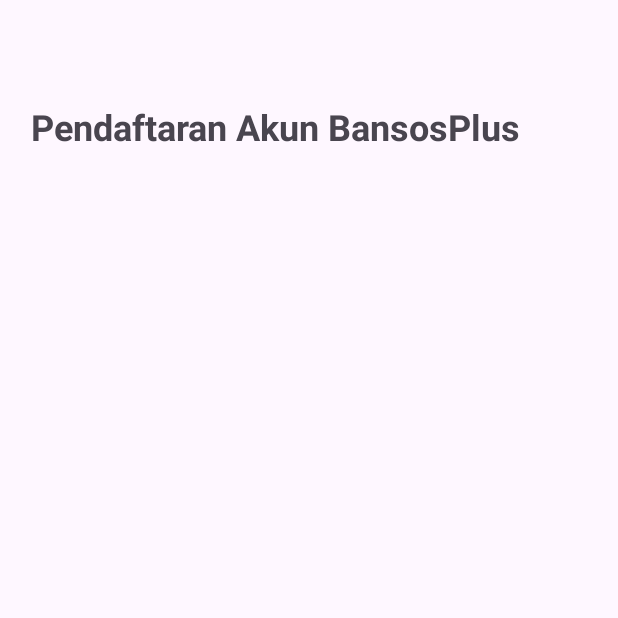
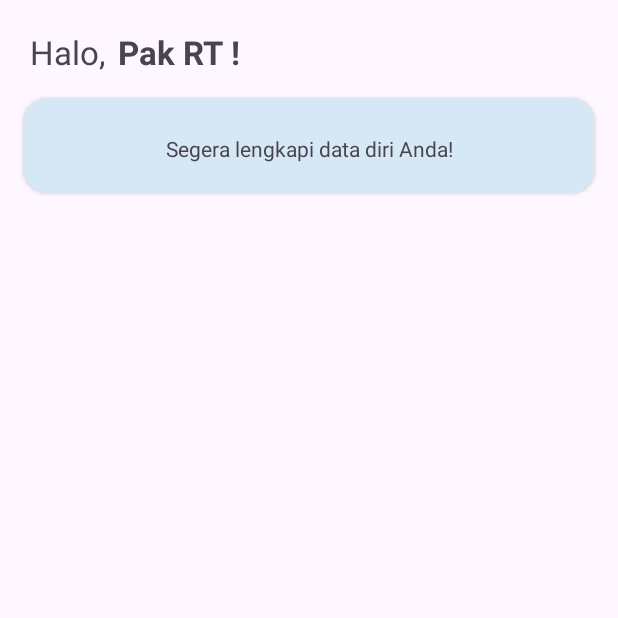
Before and after one commit to BansosPlus/bansosplus-mobile-app, an Android app: the HomeActivity screen opened directly, with no data from a screen before it, on a phone screen of 412 x 824 dp, the top half of it. Run offline under Robolectric (Android 15) with nearby library versions, the phone set to English and light mode, and no system bars.

Commit message:
home page part 1

```diff
--- a/app/build.gradle.kts
+++ b/app/build.gradle.kts
@@ -45,5 +45,8 @@ dependencies {
     androidTestImplementation("androidx.test.ext:junit:1.1.5")
     androidTestImplementation("androidx.test.espresso:espresso-core:3.5.1")
 
+//    card view no recycle
+    implementation ("androidx.cardview:cardview:1.0.0")
+
 
 }
--- a/app/src/main/res/layout/activity_home.xml
+++ b/app/src/main/res/layout/activity_home.xml
@@ -7,16 +7,60 @@
     tools:context=".ui.home.HomeActivity">
 
     <TextView
-        android:id="@+id/tv_home_welcome"
+        android:id="@+id/tv_home_greet"
         android:layout_width="wrap_content"
         android:layout_height="wrap_content"
-        android:layout_marginTop="48dp"
         android:gravity="center"
-        android:text="Pendaftaran Akun BansosPlus"
-        android:textSize="24sp"
-        android:textStyle="bold"
+        android:text="Halo,"
+        android:textSize="22sp"
+        android:textStyle="normal"
         app:layout_constraintStart_toStartOf="@+id/vert_guideline_start"
         app:layout_constraintTop_toTopOf="@+id/horizontal_guideline_top" />
+
+<!--    nanti fetch nama user disini-->
+    <TextView
+        android:id="@+id/tv_home_username"
+        android:layout_width="wrap_content"
+        android:layout_height="wrap_content"
+        android:layout_marginStart="8dp"
+        android:gravity="center"
+        android:text="Pak RT !"
+        android:textSize="22sp"
+        android:textStyle="bold"
+        app:layout_constraintStart_toEndOf="@+id/tv_home_greet"
+        app:layout_constraintTop_toTopOf="@+id/horizontal_guideline_top" />
+
+<!--    cardview isi data diri, dissapear kalo udh diisi-->
+    <androidx.cardview.widget.CardView
+        android:layout_width="match_parent"
+        android:layout_height="wrap_content"
+        android:layout_margin="16dp"
+        app:layout_constraintStart_toStartOf="@+id/vert_guideline_start"
+        app:layout_constraintTop_toBottomOf="@+id/tv_home_username"
+        app:cardCornerRadius="16dp">
+
+        <androidx.constraintlayout.widget.ConstraintLayout
+            android:layout_width="match_parent"
+            android:layout_height="match_parent"
+            android:background="@color/light_blue"
+            android:padding="4dp">
+
+            <TextView
+                android:id="@+id/tv_lengkapi_data"
+                android:layout_width="match_parent"
+                android:layout_height="wrap_content"
+                android:layout_marginTop="4dp"
+                android:gravity="center"
+                android:paddingVertical="16dp"
+                android:text="Segera lengkapi data diri Anda!"
+                app:layout_constraintBottom_toBottomOf="parent"
+                app:layout_constraintEnd_toEndOf="parent"
+                app:layout_constraintStart_toStartOf="parent"
+                app:layout_constraintTop_toTopOf="parent" />
+
+        </androidx.constraintlayout.widget.ConstraintLayout>
+
+    </androidx.cardview.widget.CardView>
 
 <!--    guideline-->
 
```
Also changed, not shown: 1 other file.
